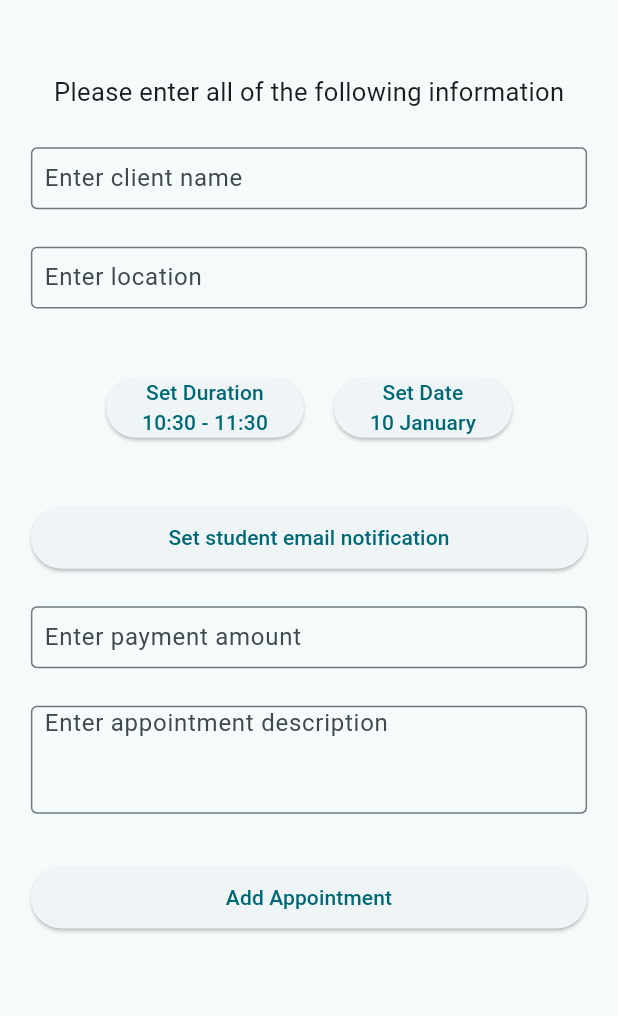
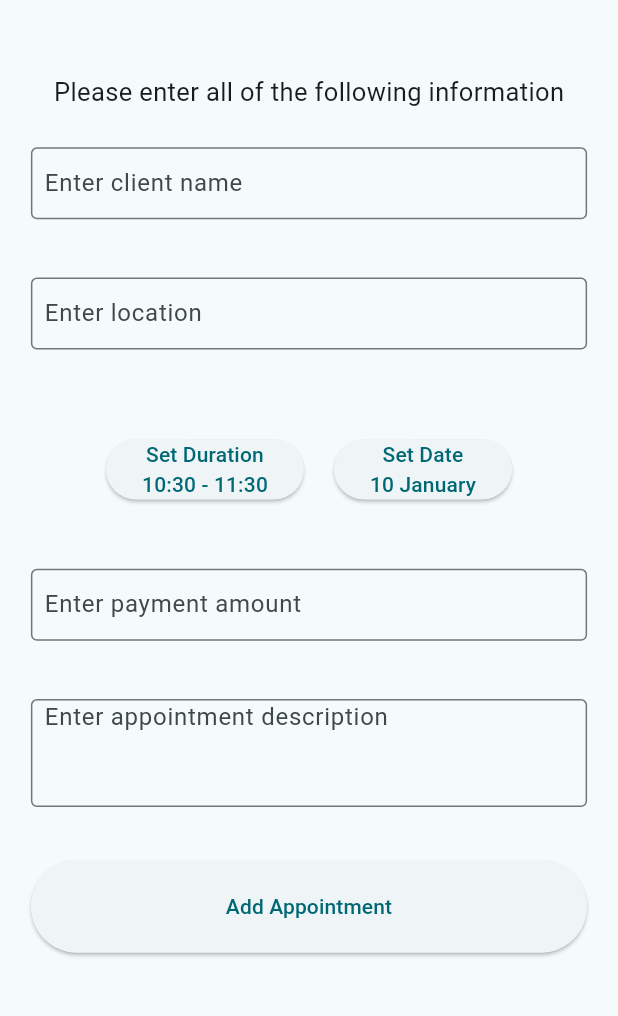
Before and after one commit to FantasyRuinX/Flutter-ManageAppointments, a Flutter app: the AddAppointment screen opened by its route, on a phone screen of 412 x 824 dp, the part 84-1100 px from its top. Run offline on Flutter 3.47's test engine with Material 3 defaults, Android fonts, the phone set to English and light mode, and no system bars; our stand-ins replace device_preview, fl_chart, flutter_animate, flutter_local_notifications, get, permission_handler and 2 more; missing offline and left inert: flutter_background_service; accounts and stored records are empty.

Commit message:
UI update to analysisAppointment.dart and small bug fixes to other files

```diff
--- a/lib/Data/backgroundService.dart
+++ b/lib/Data/backgroundService.dart
@@ -20,9 +20,9 @@ Future<void> initiateBackgroundService() async {
       onStart: onStart,
       isForegroundMode: true,
       autoStart: true,
-      initialNotificationTitle: 'Manage Appointments',
-      initialNotificationContent: 'Checking appointments...',
-      foregroundServiceNotificationId: 888,
+      //initialNotificationTitle: 'Manage Appointments',
+      //initialNotificationContent: 'Checking appointments...',
+      //foregroundServiceNotificationId: 888,
     ),
   );
 
--- a/lib/UI/addAppointment.dart
+++ b/lib/UI/addAppointment.dart
@@ -1,4 +1,5 @@
 import 'package:flutter/material.dart';
+import 'package:flutter/services.dart';
 import 'package:get/get.dart';
 import 'package:intl/intl.dart';
 import 'package:provider/provider.dart';
@@ -153,7 +154,7 @@ class _AddAppointmentState extends State<AddAppointment> {
   Widget build(BuildContext context) {
     _screenSize = MediaQuery.sizeOf(context);
     double boxWidth = _screenSize.width * 0.9;
-    double boxHeight = _screenSize.height * 0.05;
+    double boxHeight = _screenSize.height * 0.075;
 
     return Scaffold(
             appBar: AppBar(
@@ -267,18 +268,10 @@ class _AddAppointmentState extends State<AddAppointment> {
                       SizedBox(
                           height: boxHeight,
                           width: boxWidth,
-                          child: ElevatedButton(
-                            onPressed: () {},
-                            child: const Text(
-                                textAlign: TextAlign.center,
-                                "Set student email notification"),
-                          )),
-                      SizedBox(
-                          height: boxHeight,
-                          width: boxWidth,
                           child: TextField(
                               controller: _textControllerAmount,
                               keyboardType: TextInputType.number,
+                              inputFormatters: <TextInputFormatter>[FilteringTextInputFormatter.digitsOnly],
                               decoration: const InputDecoration(
                                   contentPadding: EdgeInsets.symmetric(
                                     vertical: 0.0,
```
Also changed, not shown: lib/Data/eventViewModel.dart (+17 -6 lines), lib/UI/analysisAppointment.dart (+12 -1 lines), lib/main.dart (+4 -4 lines).
